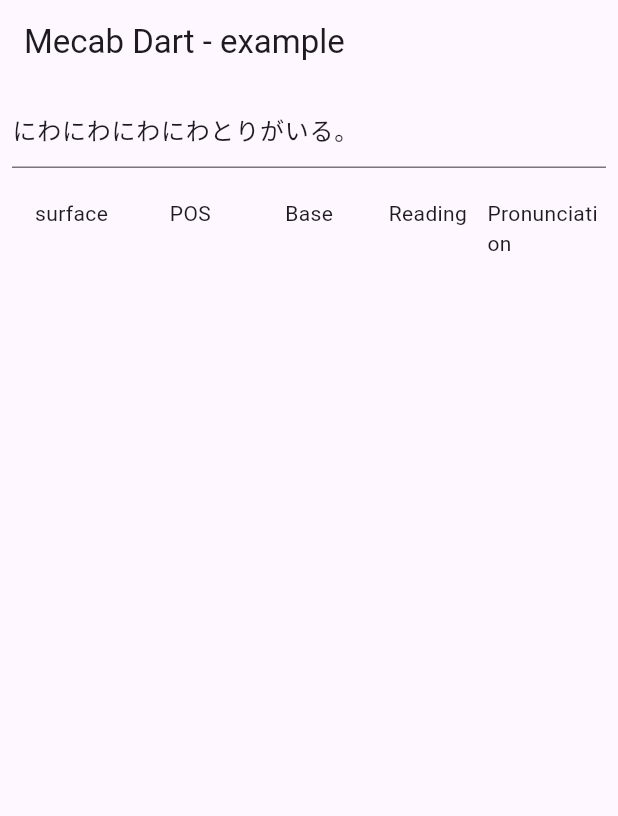
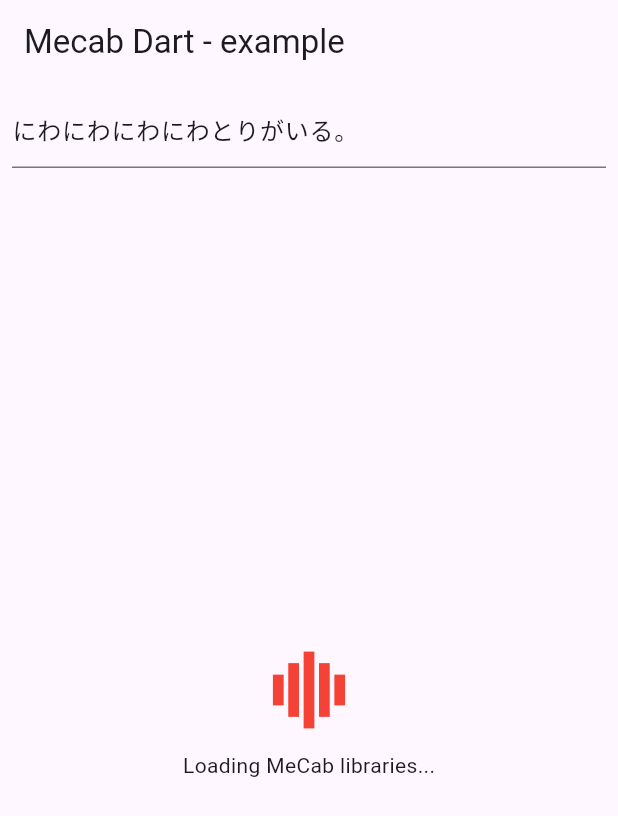
Before and after one commit to CaptainDario/mecab_for_flutter, a Flutter app: the screen it shows after launch, on a phone screen of 412 x 824 dp. Shown: the top 816 px of the screen. Run offline on Flutter 3.47's test engine with Material 3 defaults, Android fonts, the light colour scheme and no system bars; drawn by our look-alikes of loading_indicator; our stand-ins replace universal_io; missing offline and left inert: dart:ffi, mecab_for_dart, universal_ffi; statements that could not run were skipped.

Commit message:
show loading indicator while mecab is loading

```diff
--- a/example/lib/main.dart
+++ b/example/lib/main.dart
@@ -1,6 +1,7 @@
 import 'package:flutter/material.dart';
 import 'dart:async';
 import 'package:flutter/services.dart';
+import 'package:loading_indicator/loading_indicator.dart';
 
 import 'package:mecab_for_flutter/mecab_for_flutter.dart';
 import "helper.dart"
@@ -24,13 +25,14 @@ class _MyAppState extends State<MyApp> {
   String text = "";
   /// mecab instance
   var tagger = new Mecab();
-  ///
+  /// List of parsed mecab tokens
   List<TokenNode> tokens = [];
+  /// Has the init completed
+  bool initDone = false;
 
   @override
   void initState() {
     super.initState();
-    initPlatformState();
   }
 
   Future<void> initPlatformState() async {
@@ -48,6 +50,8 @@ class _MyAppState extends State<MyApp> {
       print("Connection to the C-side established: ${tagger.mecabDartFfi.nativeAddFunc(3, 3) == 6}");
 
       tokens = tagger.parse(controller.text);
+
+      initDone = true;
 
     } on PlatformException {
       platformVersion = 'Failed to get platform version.';
@@ -79,7 +83,33 @@ class _MyAppState extends State<MyApp> {
                 }))
               ),
               SizedBox(height: 20,),
-              SingleChildScrollView(
+              FutureBuilder(
+                future: initPlatformState(),
+                builder: (context, snapshot) {
+
+                  if(!initDone) return Expanded(
+                    child: Align(
+                      alignment: Alignment.center,
+                      child: Column(
+                        mainAxisAlignment: MainAxisAlignment.center,
+                        spacing: 8,
+                        children: [
+                          SizedBox(
+                            height: 64,
+                            width: 64,
+                            child: LoadingIndicator(
+                              indicatorType: Indicator.audioEqualizer,
+                              colors: [Colors.red, Colors.deepOrange, Colors.yellow, Colors.green],
+                              strokeWidth: 1,
+                            ),
+                          ),
+                          Text("Loading MeCab libraries...")
+                        ],
+                      )
+                    ),
+                  );
+
+                  return SingleChildScrollView(
                     child: SelectionArea(
                       child: Table(
                         children: [
@@ -106,6 +136,8 @@ class _MyAppState extends State<MyApp> {
                         ]
                       ),
                     ),
+                  );
+                }
               ),
             ]
           ),
```
Lines whose indentation alone changed are shown as unchanged.
